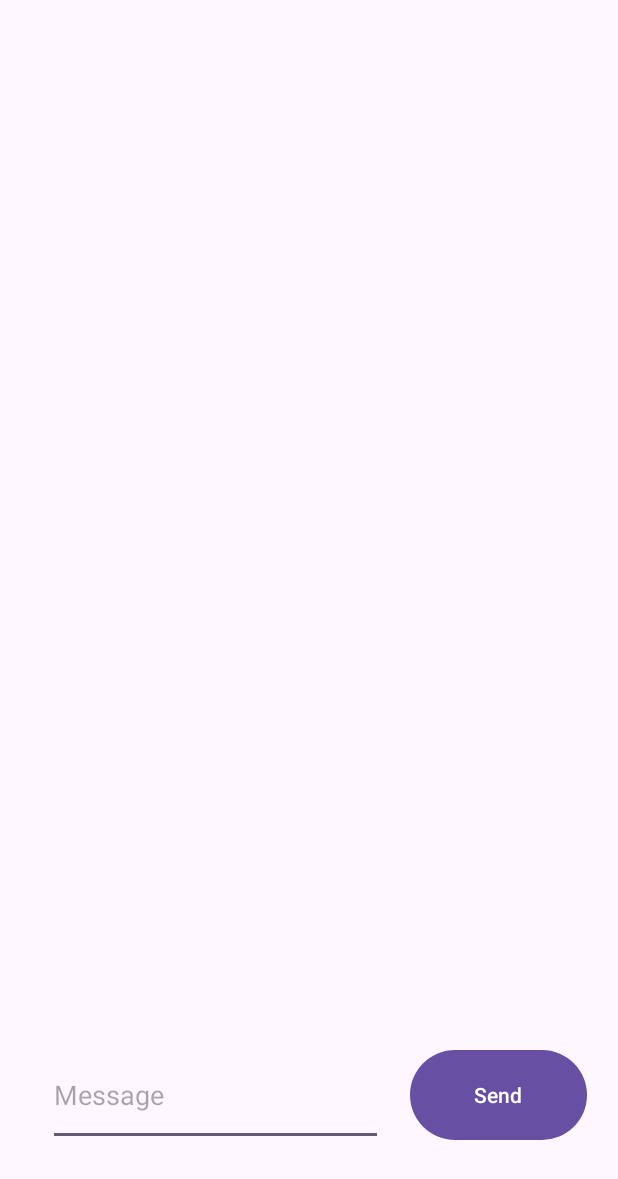
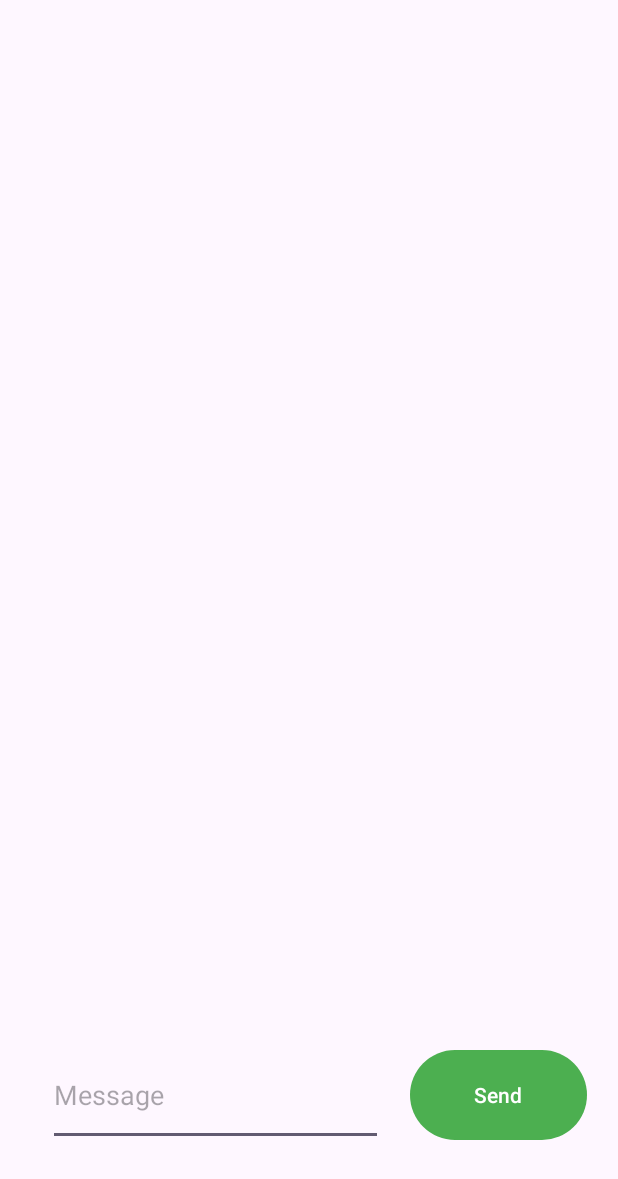
Before and after one commit to RayenRk/InChat, an Android app: the screen it shows after launch (MainActivity), on a phone screen of 412 x 824 dp. Shown: the top 1179 px of the screen. Run offline under Robolectric (Android 15) with nearby library versions, the phone set to English and light mode, and no system bars.

Commit message:
🎵 button color

```diff
--- a/app/src/main/res/layout/activity_main.xml
+++ b/app/src/main/res/layout/activity_main.xml
@@ -14,6 +14,7 @@
         android:layout_marginBottom="60dp"
         android:onClick="openSecondActivity"
         android:text="Send"
+        app:backgroundTint="#4CAF50"
         app:layout_constraintBottom_toBottomOf="parent"
         app:layout_constraintEnd_toEndOf="parent"
         app:layout_constraintHorizontal_bias="0.46"
```
